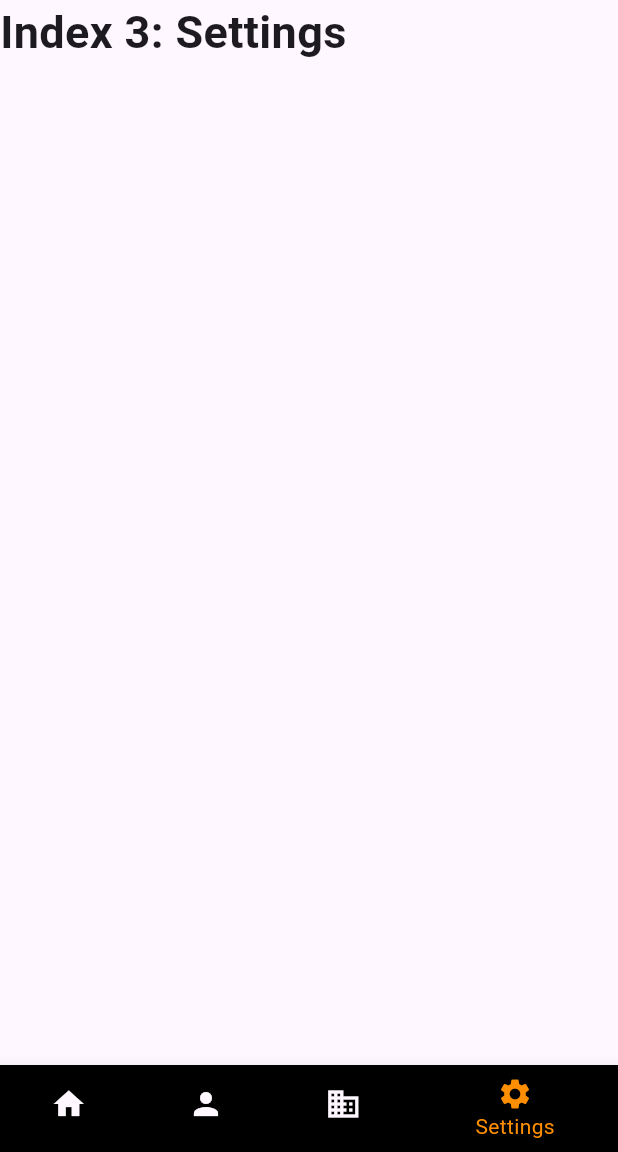
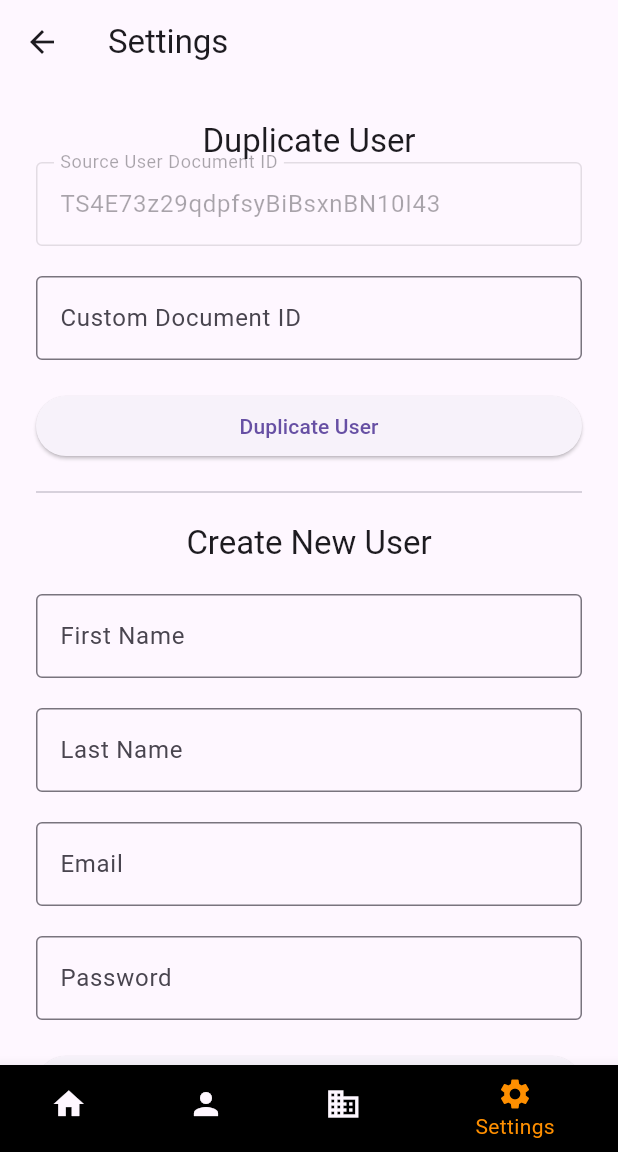
Before and after one commit to lexiecorn/oto-gapo, a Flutter app: the HomePage screen opened by its route, item 4 of the bottom bar chosen, on a phone screen of 412 x 824 dp, the part 84-1236 px from its top. Run offline on Flutter 3.47's test engine with Material 3 defaults, Android fonts, the phone set to English and light mode, and no system bars; our stand-ins replace animated_text_kit, auto_route, bloc, carousel_slider, cloud_firestore, dio and 16 more; missing offline and left inert: cloud_firestore_platform_interface, flutter_flavor, fresh_dio, mobile_scanner; accounts and stored records are empty; network calls fail; statements that could not run were skipped.

Commit message:
add duplicate user

```diff
--- a/lib/app/pages/home_page.dart
+++ b/lib/app/pages/home_page.dart
@@ -5,6 +5,7 @@ import 'package:flutter_screenutil/flutter_screenutil.dart';
 import 'package:otogapo/app/modules/auth/auth_bloc.dart';
 import 'package:otogapo/app/modules/profile/profile_page.dart';
 import 'package:otogapo/app/pages/home_body.dart';
+import 'package:otogapo/app/pages/settings_page.dart';
 
 @RoutePage(
   name: 'HomePageRouter',
@@ -31,10 +32,7 @@ class HomePageState extends State<HomePage> {
       'Index 1: Business',
       style: optionStyle,
     ),
-    const Text(
-      'Index 3: Settings',
-      style: optionStyle,
-    ),
+    SettingsPage(),
   ];
 
   void _onItemTapped(int index) {
--- /dev/null
+++ b/lib/app/pages/settings_page.dart
@@ -0,0 +1,243 @@
+// ignore_for_file: prefer_single_quotes
+
+import 'package:flutter/material.dart';
+import 'package:cloud_firestore/cloud_firestore.dart';
+import 'package:firebase_auth/firebase_auth.dart';
+
+class SettingsPage extends StatefulWidget {
+  const SettingsPage({super.key});
+
+  @override
+  State<SettingsPage> createState() => _SettingsPageState();
+}
+
+class _SettingsPageState extends State<SettingsPage> {
+  final TextEditingController _docIdController = TextEditingController();
+  final TextEditingController _sourceDocIdController = TextEditingController(text: 'TS4E73z29qdpfsyBiBsxnBN10I43');
+  bool _isLoading = false;
+  String? _message;
+
+  // Controllers for create user form
+  final TextEditingController _newEmailController = TextEditingController();
+  final TextEditingController _newPasswordController = TextEditingController();
+  final TextEditingController _newFirstNameController = TextEditingController();
+  final TextEditingController _newLastNameController = TextEditingController();
+  bool _isCreatingUser = false;
+  String? _createUserMessage;
+
+  Future<void> _duplicateUser() async {
+    final customId = _docIdController.text.trim();
+    final sourceId = _sourceDocIdController.text.trim();
+    if (customId.isEmpty) {
+      setState(() => _message = 'Please enter a custom document ID.');
+      return;
+    }
+    setState(() {
+      _isLoading = true;
+      _message = null;
+    });
+    try {
+      final sourceDoc = await FirebaseFirestore.instance.collection('users').doc(sourceId).get();
+      if (!sourceDoc.exists) {
+        setState(() {
+          _isLoading = false;
+          _message = 'Source document does not exist.';
+        });
+        return;
+      }
+      await FirebaseFirestore.instance.collection('users').doc(customId).set(sourceDoc.data()!);
+      setState(() {
+        _isLoading = false;
+        _message = 'User duplicated successfully!';
+      });
+    } catch (e) {
+      setState(() {
+        _isLoading = false;
+        _message = 'Error: $e';
+      });
+    }
+  }
+
+  Future<void> _createUser() async {
+    final email = _newEmailController.text.trim();
+    final password = _newPasswordController.text.trim();
+    final firstName = _newFirstNameController.text.trim();
+    final lastName = _newLastNameController.text.trim();
+    if (email.isEmpty || password.isEmpty || firstName.isEmpty || lastName.isEmpty) {
+      setState(() => _createUserMessage = 'Please fill in all fields.');
+      return;
+    }
+    setState(() {
+      _isCreatingUser = true;
+      _createUserMessage = null;
+    });
+    try {
+      // Create user in Firebase Auth
+      final userCredential = await FirebaseAuth.instance.createUserWithEmailAndPassword(
+        email: email,
+        password: password,
+      );
+      final uid = userCredential.user!.uid;
+      // Create user document in Firestore
+      await FirebaseFirestore.instance.collection('users').doc(uid).set({
+        "age": 33,
+        "birthplace": "philippines",
+        "bloodType": "O",
+        "civilStatus": "male",
+        "contactNumber": "09455000923",
+        "dateOfBirth": "16 September 1999 at 00:00:00 UTC+8",
+        "driversLicenseExpirationDate": "12 July 2026 at 00:00:00 UTC+8",
+        "driversLicenseNumber": "1023993282309",
+        "driversLicenseRestrictionCode": "3",
+        "emergencyContactName": "09455000923",
+        "emergencyContactNumber": "09455000923",
+        "firstName": "alexies",
+        "gender": "male",
+        "isActive": true,
+        "isAdmin": true,
+        "lastName": "iglesia",
+        "memberNumber": "31",
+        "membership_type": 3,
+        "middleName": "maguale",
+        "nationality": "filipino",
+        "profile_image": "gs://otogapo-dev.appspot.com/users/TS4E73z29qdpfsyBiBsxnBN10I43/images/profile.png",
+        "religion": "christian",
+        "spouseContactNumber": "09455000923",
+        "spouseName": "charity",
+        "vehicle": [
+          {
+            "color": "white",
+            "make": "toyota",
+            "model": "yaris",
+            "photos": [
+              "https://imageio.forbes.com/specials-images/imageserve/5d35ecacf117b60008974b54/2020-Chevrolet-Corvette-Stingray/0x0.jpg",
+              "https://imageio.forbes.com/specials-images/imageserve/5d37033a95e0230008f64eb2/2020-Aston-Martin-Rapide-E/0x0.jpg"
+            ],
+            "plateNumber": "gac9396",
+            "primaryPhoto": "https://www.manilarentacars.com/wp-content/uploads/2019/12/toyota-yaris.jpg",
+            "type": "sedan",
+            "year": 2017
+          }
+        ]
+      });
+      setState(() {
+        _isCreatingUser = false;
+        _createUserMessage = 'User created successfully!';
+        _newEmailController.clear();
+        _newPasswordController.clear();
+        _newFirstNameController.clear();
+        _newLastNameController.clear();
+      });
+    } catch (e) {
+      setState(() {
+        _isCreatingUser = false;
+        _createUserMessage = 'Error: $e';
+      });
+    }
+  }
+
+  @override
+  Widget build(BuildContext context) {
+    return Scaffold(
+      appBar: AppBar(title: const Text('Settings')),
+      body: SingleChildScrollView(
+        padding: const EdgeInsets.all(24.0),
+        child: Column(
+          mainAxisAlignment: MainAxisAlignment.center,
+          children: [
+            Text('Duplicate User', style: Theme.of(context).textTheme.titleLarge),
+            TextField(
+              controller: _sourceDocIdController,
+              decoration: const InputDecoration(
+                labelText: 'Source User Document ID',
+                border: OutlineInputBorder(),
+              ),
+              enabled: false,
+            ),
+            const SizedBox(height: 20),
+            TextField(
+              controller: _docIdController,
+              decoration: const InputDecoration(
+                labelText: 'Custom Document ID',
+                border: OutlineInputBorder(),
+              ),
+            ),
+            const SizedBox(height: 20),
+            SizedBox(
+              width: double.infinity,
+              child: ElevatedButton(
+                onPressed: _isLoading ? null : _duplicateUser,
+                child: _isLoading ? const CircularProgressIndicator(color: Colors.white) : const Text('Duplicate User'),
+              ),
+            ),
+            if (_message != null) ...[
+              const SizedBox(height: 20),
+              Text(
+                _message!,
+                style: TextStyle(
+                  color: _message!.startsWith('Error') ? Colors.red : Colors.green,
+                  fontWeight: FontWeight.bold,
+                ),
+              ),
+            ],
+            const Divider(height: 40),
+            Text('Create New User', style: Theme.of(context).textTheme.titleLarge),
+            const SizedBox(height: 20),
+            TextField(
+              controller: _newFirstNameController,
+              decoration: const InputDecoration(
+                labelText: 'First Name',
+                border: OutlineInputBorder(),
+              ),
+            ),
+            const SizedBox(height: 20),
+            TextField(
+              controller: _newLastNameController,
+              decoration: const InputDecoration(
+                labelText: 'Last Name',
+                border: OutlineInputBorder(),
+              ),
+            ),
+            const SizedBox(height: 20),
+            TextField(
+              controller: _newEmailController,
+              decoration: const InputDecoration(
+                labelText: 'Email',
+                border: OutlineInputBorder(),
+              ),
+              keyboardType: TextInputType.emailAddress,
+            ),
+            const SizedBox(height: 20),
+            TextField(
+              controller: _newPasswordController,
+              decoration: const InputDecoration(
+                labelText: 'Password',
+                border: OutlineInputBorder(),
+              ),
+              obscureText: true,
+            ),
+            const SizedBox(height: 20),
+            SizedBox(
+              width: double.infinity,
+              child: ElevatedButton(
+                onPressed: _isCreatingUser ? null : _createUser,
+                child:
+                    _isCreatingUser ? const CircularProgressIndicator(color: Colors.white) : const Text('Create User'),
+              ),
+            ),
+            if (_createUserMessage != null) ...[
+              const SizedBox(height: 20),
+              Text(
+                _createUserMessage!,
+                style: TextStyle(
+                  color: _createUserMessage!.startsWith('Error') ? Colors.red : Colors.green,
+                  fontWeight: FontWeight.bold,
+                ),
+              ),
+            ],
+          ],
+        ),
+      ),
+    );
+  }
+}
--- a/lib/main_development.dart
+++ b/lib/main_development.dart
@@ -6,12 +6,17 @@ import 'package:flutter/services.dart';
 import 'package:flutter_flavor/flutter_flavor.dart';
 import 'package:flutter_screenutil/flutter_screenutil.dart';
 import 'package:otogapo/app/app.dart';
+import 'package:otogapo/app/core/logging.dart';
 import 'package:otogapo/bootstrap.dart';
 import 'package:otogapo/firebase_options_dev.dart';
 
 Future<void> main() async {
   await runZonedGuarded(() async {
     WidgetsFlutterBinding.ensureInitialized();
+
+    // Initialize logging configuration
+    AppLogging.init();
+
     await Firebase.initializeApp(
       options: DefaultFirebaseOptions.currentPlatform,
     );
```
Also changed, not shown: lib/app/core/logging.dart (added, +14 -0 lines), lib/app/modules/signin/signin_page.dart (+7 -6 lines).
